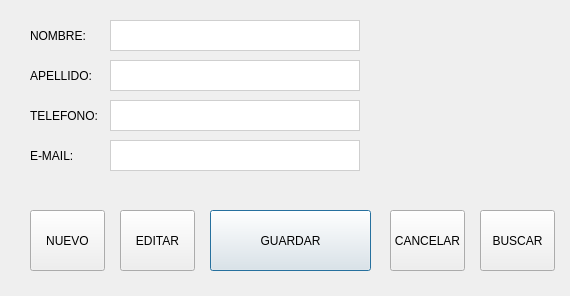
This is Proyecto/layout/validacion.ui in yosoyfunes/python as Qt 5 draws it before an edit. The edited form follows.
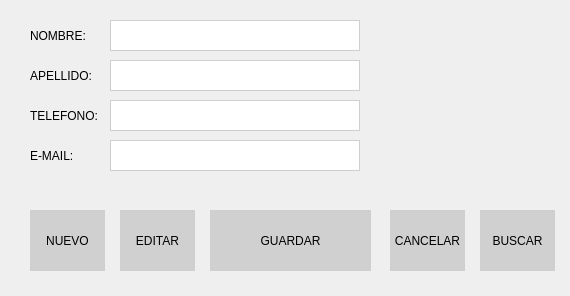
This is the edited form. Icons and pictures are not drawn.

```diff
--- a/Proyecto/layout/validacion.ui
+++ b/Proyecto/layout/validacion.ui
@@ -14,13 +14,13 @@
    <string>Datos de Clientes</string>
   </property>
   <property name="styleSheet">
-   <string notr="true">#nuevo, #editar, #guardar, #cancelar, #buscar {
+   <string notr="true">QPushButton {
 	border: 1px solid #CFCFCF;
 	background-color: #d0d0d0;
 	
 }
 
-#nombre, #apellido, #telefono, #email {
+QLineEdit {
 	border: 1px solid #CFCFCF;
 	background-color: #FFFFFF;
 	
```
